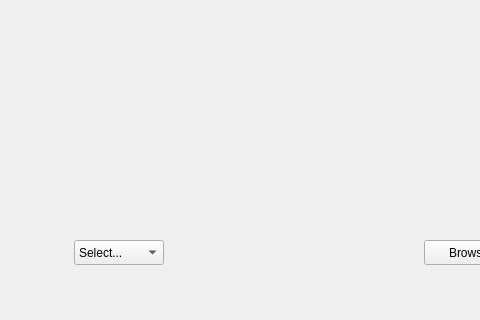
First picture: the form in slides.ui, repository 5anji/G-Slider, before the edit; both pictures show x 176 to 656 and y 300 to 620 of the 940 by 620 pixel window.
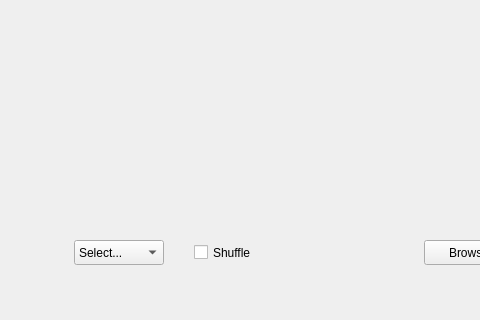
Second picture: the form after the edit.

Commit message:
Added "shuffle" option
This function shows you a random image from your path, if the timer is turned on

Patch:
```diff
--- a/slides.ui
+++ b/slides.ui
@@ -117,6 +117,19 @@
      <string>Browse</string>
     </property>
    </widget>
+   <widget class="QCheckBox" name="checkBox">
+    <property name="geometry">
+     <rect>
+      <x>370</x>
+      <y>540</y>
+      <width>92</width>
+      <height>25</height>
+     </rect>
+    </property>
+    <property name="text">
+     <string>Shuffle</string>
+    </property>
+   </widget>
    <zorder>label</zorder>
    <zorder>comboBox</zorder>
    <zorder>pushButton</zorder>
```
Left out of the diff: 1 changed line with no effect on the pictures. The commit also changes 2 other files.
